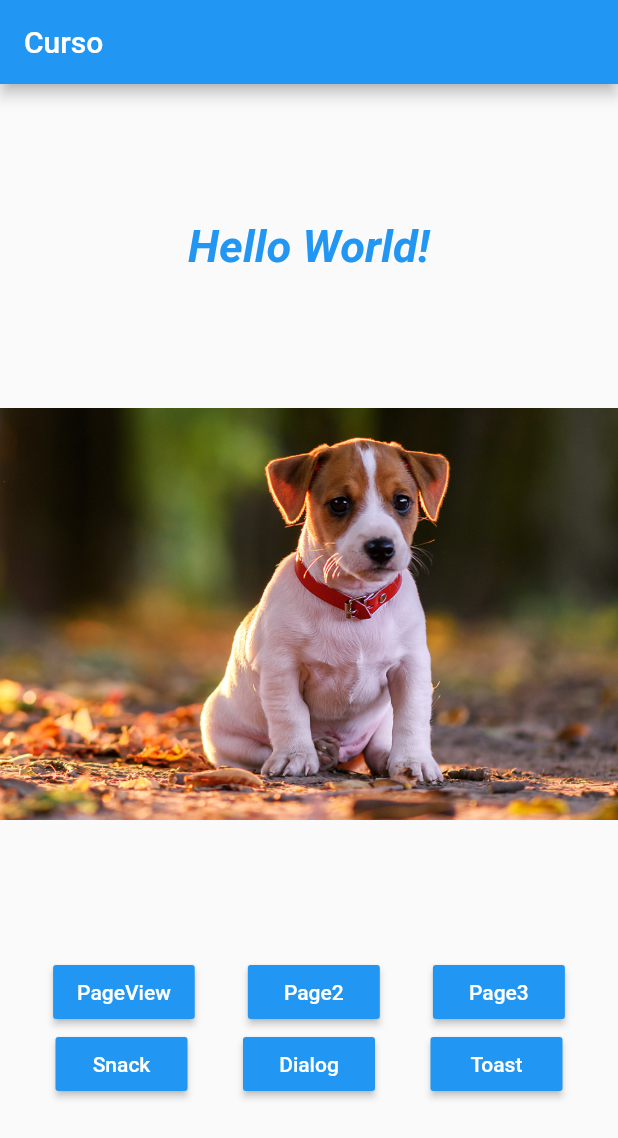
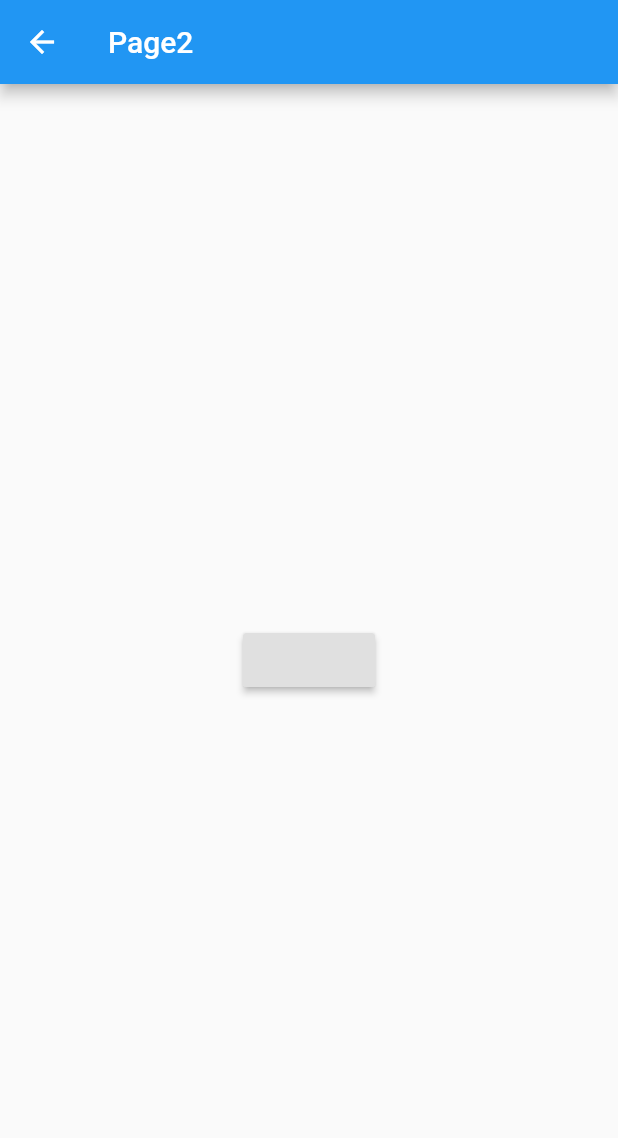
Before and after one commit to pauloboliveira/curso_flutter, a Flutter app: the screen it shows after launch, after a tap on "Page2", on a phone screen of 412 x 824 dp. Shown: the top 1138 px of the screen. Run offline on Flutter 3.47's test engine with Material 2 defaults, Android fonts, the phone set to English and light mode, and no system bars.

Commit message:
Navegação entre telas

```diff
--- a/lib/home_page.dart
+++ b/lib/home_page.dart
@@ -1,42 +1,26 @@
 import 'package:flutter/cupertino.dart';
 import 'package:flutter/material.dart';
+import 'package:testeflutter/pages/hello_page1.dart';
+import 'package:testeflutter/pages/hello_page2.dart';
+import 'package:testeflutter/pages/hello_page3.dart';
 
 class HomePage extends StatelessWidget {
   @override
   Widget build(BuildContext context) {
     return Scaffold(
       appBar: AppBar(title: Text("Curso")),
-      body: _body(),
+      body: _body(context),
     );
   }
 
-  _body() {
+  _body(context) {
     return Container(
       child: Column(
-        mainAxisAlignment: MainAxisAlignment.spaceEvenly,
+        mainAxisAlignment: MainAxisAlignment.center,
         children: <Widget>[
           _text(),
-          _img(),
-          Column(
-            children: <Widget>[
-              Row(
-                mainAxisAlignment: MainAxisAlignment.spaceEvenly,
-                children: <Widget>[
-                  _button("PageView"),
-                  _button("Page2"),
-                  _button("Page3"),
-                ],
-              ),
-              Row(
-                mainAxisAlignment: MainAxisAlignment.spaceEvenly,
-                children: <Widget>[
-                  _button("Snack"),
-                  _button("Dialog"),
-                  _button("Toast"),
-                ],
-              ),
-            ],
-          ),
+          _pageView(),
+          _buttons(context),
         ],
       ),
     );
@@ -54,23 +38,70 @@ class HomePage extends StatelessWidget {
     );
   }
 
-  _img() {
+  _img(text) {
     return Image.asset(
-      "assets/images/dog1.png",
+      text,
       fit: BoxFit.contain,
     );
   }
 
-  _button(text) {
+  _button(context, text, Function onPressed) {
     return RaisedButton(
-      color: Colors.blue,
-      child: Text(text,
-          style: TextStyle(
-            color: Colors.white,
-          )),
-      onPressed: () {
-        print("ok");
-      },
+        color: Colors.blue,
+        child: Text(text,
+            style: TextStyle(
+              color: Colors.white,
+            )),
+        onPressed: onPressed);
+  }
+
+  _pageView() {
+    return Container(
+      margin: EdgeInsets.only(top: 20, bottom: 20),
+      height: 300,
+      child: PageView(
+        children: <Widget>[
+          _img("assets/images/dog1.png"),
+          _img("assets/images/dog2.png"),
+          _img("assets/images/dog3.png"),
+          _img("assets/images/dog4.png"),
+        ],
+      ),
     );
   }
+
+  _buttons(context) {
+    return Column(
+      children: <Widget>[
+        Row(
+          mainAxisAlignment: MainAxisAlignment.spaceEvenly,
+          children: <Widget>[
+            _button(context, "PageView", () => _onClickNavigator(context, HelloPage1())),
+            _button(context, "Page2", () => _onClickNavigator(context, HelloPage2())),
+            _button(context, "Page3", () => _onClickNavigator(context, HelloPage3())),
+          ],
+        ),
+        Row(
+          mainAxisAlignment: MainAxisAlignment.spaceEvenly,
+          children: <Widget>[
+            _button(context, "Snack", _onClickSnack),
+            _button(context, "Dialog", _onClickDialog),
+            _button(context, "Toast", _onClickToast),
+          ],
+        ),
+      ],
+    );
+  }
+
+  _onClickNavigator(context, Widget page) {
+    Navigator.push(context, MaterialPageRoute(builder: (BuildContext context) {
+      return page;
+    }));
+  }
+
+  _onClickSnack() {}
+
+  _onClickDialog() {}
+
+  _onClickToast() {}
 }
--- /dev/null
+++ b/lib/pages/hello_page1.dart
@@ -0,0 +1,12 @@
+import 'package:flutter/material.dart';
+
+class HelloPage1 extends StatelessWidget {
+  @override
+  Widget build(BuildContext context) {
+    return Scaffold(
+      appBar: AppBar(
+        title: Text('PageView'),
+      ),
+    );
+  }
+}
--- /dev/null
+++ b/lib/pages/hello_page2.dart
@@ -0,0 +1,21 @@
+import 'package:flutter/material.dart';
+
+class HelloPage2 extends StatelessWidget {
+  @override
+  Widget build(BuildContext context) {
+    return Scaffold(
+      appBar: AppBar(
+        title: Text('Page2'),
+      ),
+      body: _body(context),
+    );
+  }
+
+  _body(context) {
+    return Center(
+      child: RaisedButton(
+        onPressed: () => Navigator.pop(context),
+      ),
+    );
+  }
+}
--- /dev/null
+++ b/lib/pages/hello_page3.dart
@@ -0,0 +1,13 @@
+import 'package:flutter/material.dart';
+
+class HelloPage3 extends StatelessWidget {
+  @override
+  Widget build(BuildContext context) {
+    return Scaffold(
+      appBar: AppBar(
+        title: Text('Page3'),
+      ),
+
+    );
+  }
+}
```
